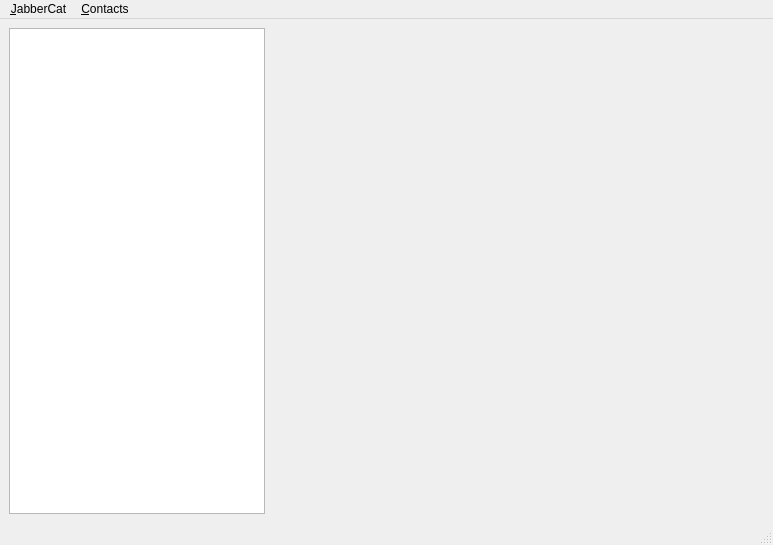
This is data/main.ui in jabbercat/jabbercat as Qt 5 draws it before an edit. The edited form follows.
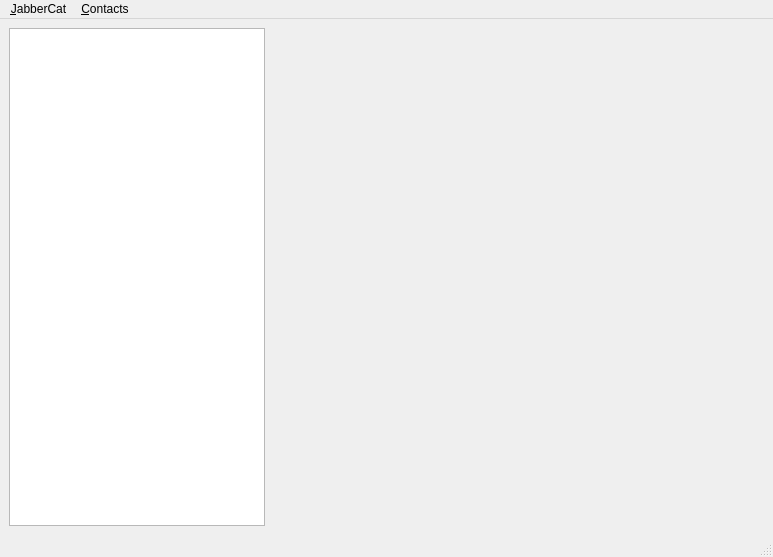
This is the edited form. Icons and pictures are not drawn.

```diff
--- a/data/main.ui
+++ b/data/main.ui
@@ -7,7 +7,7 @@
     <x>0</x>
     <y>0</y>
     <width>773</width>
-    <height>545</height>
+    <height>557</height>
    </rect>
   </property>
   <property name="windowTitle">
```
